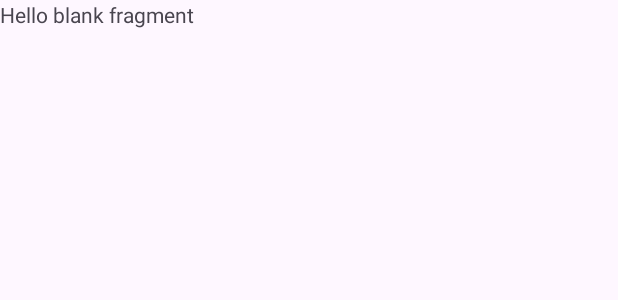
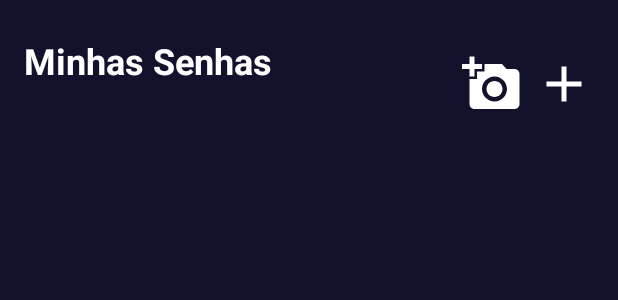
Before and after one commit to Eric-Rodrigues-Abib/PI3-Turma2-5, an Android app: the layout fragment_pass_list.xml on its own in the app's theme, with its tools: preview values and no code run, on a phone screen of 412 x 824 dp. Shown: the top 300 px of the screen. Run offline under Robolectric (Android 15) with nearby library versions, the phone set to English and light mode, and no system bars.

Commit message:
Tudo funcionando

```diff
--- /dev/null
+++ b/app/src/main/res/drawable/baseline_add_24.xml
@@ -0,0 +1,5 @@
+<vector xmlns:android="http://schemas.android.com/apk/res/android" android:height="24dp" android:tint="#FFFFFF" android:viewportHeight="24" android:viewportWidth="24" android:width="24dp">
+
+    <path android:fillColor="@android:color/white" android:pathData="M19,13h-6v6h-2v-6H5v-2h6V5h2v6h6v2z"/>
+
+</vector>
--- /dev/null
+++ b/app/src/main/res/drawable/baseline_arrow_back_24.xml
@@ -0,0 +1,5 @@
+<vector xmlns:android="http://schemas.android.com/apk/res/android" android:autoMirrored="true" android:height="24dp" android:tint="#FFFFFF" android:viewportHeight="24" android:viewportWidth="24" android:width="24dp">
+
+    <path android:fillColor="@android:color/white" android:pathData="M20,11H7.83l5.59,-5.59L12,4l-8,8 8,8 1.41,-1.41L7.83,13H20v-2z"/>
+
+</vector>
--- /dev/null
+++ b/app/src/main/res/drawable/baseline_read_a_qrcode_24.xml
@@ -0,0 +1,5 @@
+<vector xmlns:android="http://schemas.android.com/apk/res/android" android:height="24dp" android:tint="#FFFFFF" android:viewportHeight="24" android:viewportWidth="24" android:width="24dp">
+
+    <path android:fillColor="@android:color/white" android:pathData="M3,4V1h2v3h3v2H5v3H3V6H0V4H3zM6,10V7h3V4h7l1.83,2H21c1.1,0 2,0.9 2,2v12c0,1.1 -0.9,2 -2,2H5c-1.1,0 -2,-0.9 -2,-2V10H6zM13,19c2.76,0 5,-2.24 5,-5s-2.24,-5 -5,-5s-5,2.24 -5,5S10.24,19 13,19zM9.8,14c0,1.77 1.43,3.2 3.2,3.2s3.2,-1.43 3.2,-3.2s-1.43,-3.2 -3.2,-3.2S9.8,12.23 9.8,14z"/>
+
+</vector>
--- a/app/src/main/res/layout/fragment_pass_list.xml
+++ b/app/src/main/res/layout/fragment_pass_list.xml
@@ -1,14 +1,89 @@
 <?xml version="1.0" encoding="utf-8"?>
-<FrameLayout xmlns:android="http://schemas.android.com/apk/res/android"
-    xmlns:tools="http://schemas.android.com/tools"
+<androidx.constraintlayout.widget.ConstraintLayout
+    xmlns:android="http://schemas.android.com/apk/res/android"
+    xmlns:app="http://schemas.android.com/apk/res-auto"
     android:layout_width="match_parent"
     android:layout_height="match_parent"
-    tools:context=".PassListFragment">
+    android:background="#13122C"
+    >
 
-    <!-- TODO: Update blank fragment layout -->
+    <androidx.constraintlayout.widget.ConstraintLayout
+        android:id="@+id/topBarContainer"
+        android:layout_width="0dp"
+        android:layout_height="wrap_content"
+        android:layout_marginTop="24dp"
+        app:layout_constraintTop_toTopOf="parent"
+        app:layout_constraintStart_toStartOf="parent"
+        app:layout_constraintEnd_toEndOf="parent">
+
+        <!-- Título e Botões no topo -->
+        <TextView
+            android:id="@+id/tvTitle"
+            android:layout_width="wrap_content"
+            android:layout_height="wrap_content"
+            android:text="Minhas Senhas"
+            android:textSize="24sp"
+            android:textColor="@android:color/white"
+            android:textStyle="bold"
+            app:layout_constraintStart_toStartOf="parent"
+            app:layout_constraintTop_toTopOf="parent"
+            android:layout_marginStart="16dp"
+            />
+
+        <ImageButton
+            android:id="@+id/btnAdd"
+            android:layout_width="40dp"
+            android:layout_height="40dp"
+            android:background="@drawable/baseline_add_24"
+            android:contentDescription="Adicionar"
+            app:layout_constraintEnd_toEndOf="parent"
+            app:layout_constraintTop_toTopOf="parent"
+            android:layout_marginEnd="16dp"
+            android:layout_marginTop="12dp" />
+
+
+        <ImageButton
+            android:id="@+id/btnQRCode"
+            android:layout_width="40dp"
+            android:layout_height="40dp"
+            android:background="@drawable/baseline_read_a_qrcode_24"
+            android:contentDescription="QRCode"
+            app:layout_constraintEnd_toStartOf="@id/btnAdd"
+            app:layout_constraintTop_toTopOf="parent"
+            android:layout_marginEnd="8dp"
+            android:layout_marginTop="12dp" />
+
+
+    </androidx.constraintlayout.widget.ConstraintLayout>
+
+
+    <!-- RecyclerView para senhas -->
+    <androidx.recyclerview.widget.RecyclerView
+        android:id="@+id/passwordRecyclerView"
+        android:layout_width="0dp"
+        android:layout_height="0dp"
+        android:padding="16dp"
+        app:layoutManager="androidx.recyclerview.widget.LinearLayoutManager"
+        app:layout_constraintTop_toBottomOf="@id/topBarContainer"
+        app:layout_constraintBottom_toBottomOf="parent"
+        app:layout_constraintStart_toStartOf="parent"
+        app:layout_constraintEnd_toEndOf="parent"
+        android:background="#13122C"/>
+
     <TextView
-        android:layout_width="match_parent"
-        android:layout_height="match_parent"
-        android:text="@string/hello_blank_fragment" />
+        android:id="@+id/tvNoData"
+        android:layout_width="wrap_content"
+        android:layout_height="wrap_content"
+        android:textSize="20sp"
+        android:text="Nenhuma senha criada"
+        android:textColor="@color/white"
+        android:visibility="gone"
+        app:layout_constraintStart_toStartOf="parent"
+        app:layout_constraintEnd_toEndOf="parent"
+        app:layout_constraintTop_toTopOf="parent"
+        app:layout_constraintBottom_toBottomOf="parent"
+        android:background="@android:color/transparent"/>
 
-</FrameLayout>
+
+
+</androidx.constraintlayout.widget.ConstraintLayout>
```
Also changed, not shown: app/src/main/java/com/example/pi3_turma2_5/AddNewPassFragment.kt (added, +149 -0 lines), app/src/main/java/com/example/pi3_turma2_5/PassListFragment.kt (+77 -8 lines), app/src/main/java/com/example/pi3_turma2_5/adapter/PasswordAdapter.kt (added, +37 -0 lines), app/src/main/java/com/example/pi3_turma2_5/model/Password.kt (added, +8 -0 lines), app/src/main/res/layout/fragment_add_new_pass.xml (added, +125 -0 lines), app/src/main/res/layout/item_password.xml (added, +24 -0 lines), app/src/main/res/menu/pass_list_menu.xml (added, +14 -0 lines), app/src/main/res/navigation/nav_graph2.xml (+14 -1 lines).
